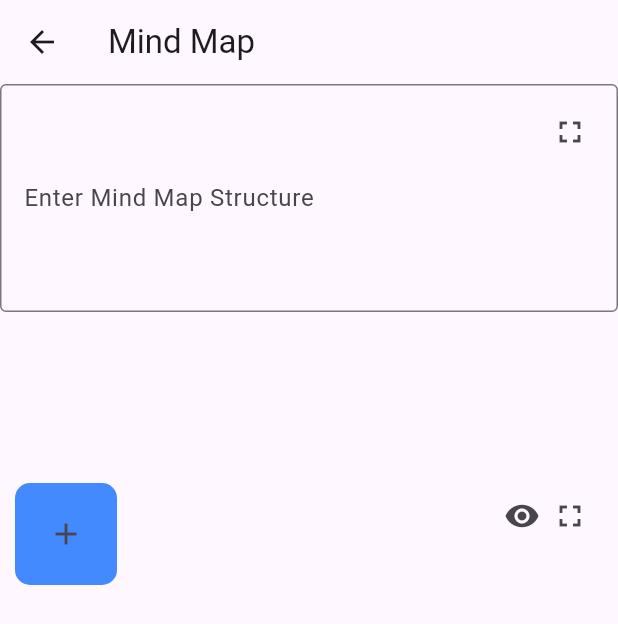
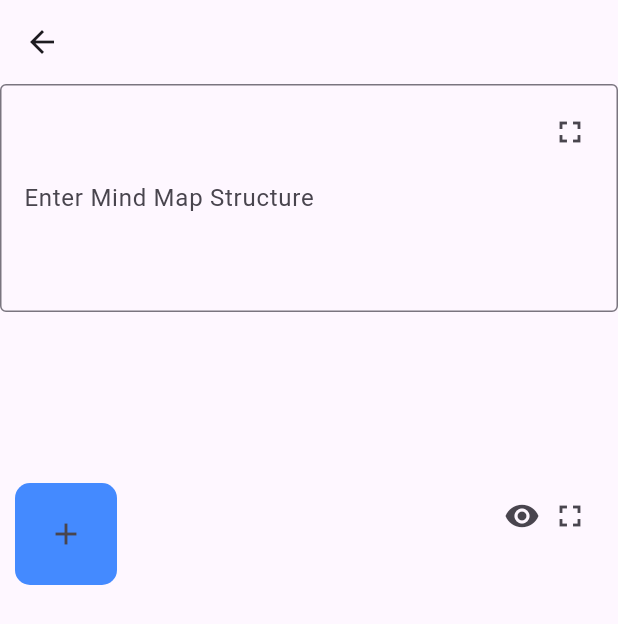
Before and after one commit to gkdis6/mind_map_app, a Flutter app: the MainScreen screen opened directly with empty values, on a phone screen of 412 x 824 dp. Shown: the top 624 px of the screen. Run offline on Flutter 3.47's test engine with Material 3 defaults, Android fonts, the phone set to English and light mode, and no system bars; our stand-ins replace shared_preferences; missing offline and left inert: mind_map; accounts and stored records are empty.

Commit message:
note title appbar 출력

```diff
--- a/lib/node/s_main.dart
+++ b/lib/node/s_main.dart
@@ -202,7 +202,7 @@ class _MainScreenState extends State<MainScreen> {
   @override
   Widget build(BuildContext context) {
     return Scaffold(
-      appBar: AppBar(title: Text('Mind Map')),
+      appBar: AppBar(title: Text(widget.note.title)),
       body: AnimatedSwitcher(
         duration: Duration(milliseconds: 300),
         child: expandedView == null
```
